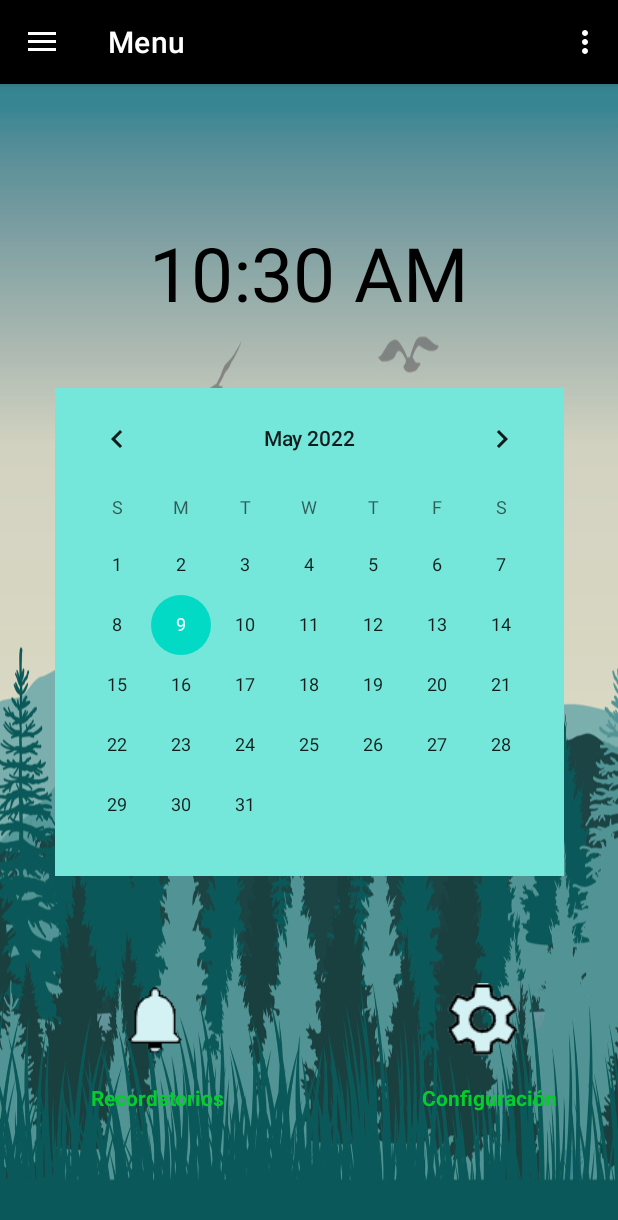
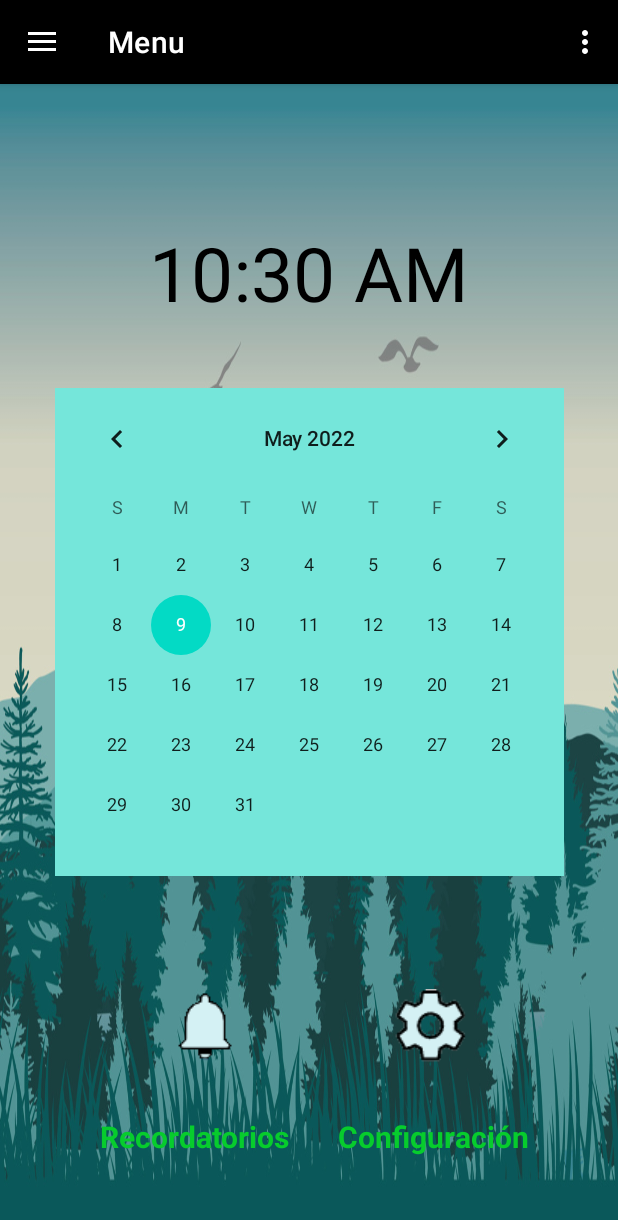
Before and after one commit to shekka12/AwichuPilfrut, an Android app: the screen it shows after launch once a user with an empty profile is signed in (MenuLateralActivity), on a phone screen of 412 x 824 dp. Shown: the top 1220 px of the screen. Run offline under Robolectric (Android 15) with nearby library versions, the light colour scheme and no system bars; our stand-ins replace Firebase (no records; nobody signed in at launch, a user with empty details on screens opened directly), navigation-ui.

Commit message:
se corrigio el formato de hora y demas bugs

```diff
--- a/app/src/main/java/com/umss/awichu/menuLateral/ui/recordatorios/DatePickerFragment.kt
+++ b/app/src/main/java/com/umss/awichu/menuLateral/ui/recordatorios/DatePickerFragment.kt
@@ -26,7 +26,7 @@ class DatePickerFragment (val listener: (day:Int, month:Int, year:Int) -> Unit):
 
         val picker = DatePickerDialog(activity as Context, this, year, month, day)
 
-        c.set(Calendar.YEAR, year - 10)
+        c.set(Calendar.YEAR, year)
         picker.datePicker.minDate = c.timeInMillis
         //c.set(Calendar.YEAR, year + 80) //Limite maximo para el datePicker
         //picker.datePicker.maxDate = c.timeInMillis
--- a/app/src/main/java/com/umss/awichu/menuLateral/ui/recordatorios/Note.kt
+++ b/app/src/main/java/com/umss/awichu/menuLateral/ui/recordatorios/Note.kt
@@ -7,4 +7,7 @@ data class Note(
     val hora: String = "",
     val nombre: String = ""
 
+
+
+
 )
--- a/app/src/main/java/com/umss/awichu/menuLateral/ui/recordatorios/NoteDao.kt
+++ b/app/src/main/java/com/umss/awichu/menuLateral/ui/recordatorios/NoteDao.kt
@@ -1,7 +1,10 @@
 package com.umss.awichu.menuLateral.ui.recordatorios
 
+import com.google.android.gms.tasks.Task
 import com.google.firebase.auth.ktx.auth
+import com.google.firebase.database.DataSnapshot
 import com.google.firebase.database.FirebaseDatabase
+import com.google.firebase.firestore.DocumentSnapshot
 import com.google.firebase.firestore.FirebaseFirestore
 import com.google.firebase.ktx.Firebase
 
--- a/app/src/main/java/com/umss/awichu/menuLateral/ui/recordatorios/TimePickerFragment.kt
+++ b/app/src/main/java/com/umss/awichu/menuLateral/ui/recordatorios/TimePickerFragment.kt
@@ -6,6 +6,8 @@ import android.content.Context
 import android.os.Bundle
 import android.widget.TimePicker
 import androidx.fragment.app.DialogFragment
+import java.text.SimpleDateFormat
+import java.time.format.DateTimeFormatter
 import java.util.*
 
 class TimePickerFragment (val listener:(String) -> Unit) : DialogFragment(),
@@ -17,6 +19,7 @@ class TimePickerFragment (val listener:(String) -> Unit) : DialogFragment(),
         val hour = c.get(Calendar.HOUR_OF_DAY)
         val minute = c.get(Calendar.MINUTE)
         val pickerTime = TimePickerDialog(activity as Context, this, hour, minute, true)
+
         return pickerTime
     }
 
--- a/app/src/main/java/com/umss/awichu/presentation/authentification/passwordRecover/view/PasswordRecoverActivity.kt
+++ b/app/src/main/java/com/umss/awichu/presentation/authentification/passwordRecover/view/PasswordRecoverActivity.kt
@@ -47,7 +47,7 @@ class PasswordRecoverActivity : BaseActivity(), passwordRecoverContract.Password
     }
 
     override fun recoverPassword() {
-        val email = etx_recoverPassword.text.trim().toString()
+        val email = etx_recoverPassword.text?.trim().toString() //de .text a .text?
         if (!email.isEmpty()){
             presenter.sendPasswordRecover(email, this)
         }else{
--- a/app/src/main/res/layout/activity_main.xml
+++ b/app/src/main/res/layout/activity_main.xml
@@ -51,7 +51,6 @@
 			app:layout_constraintStart_toStartOf="parent"
 			android:layout_marginTop="16dp" app:layout_constraintEnd_toEndOf="parent"
 			android:layout_marginStart="40dp" android:layout_marginEnd="40dp">
-			>
 
 			<com.google.android.material.textfield.TextInputEditText
 				android:layout_width="match_parent"
--- a/app/src/main/res/layout/fragment_boton_recordatorios.xml
+++ b/app/src/main/res/layout/fragment_boton_recordatorios.xml
@@ -35,10 +35,11 @@
                 android:layout_marginEnd="32dp"/>
 
     <androidx.recyclerview.widget.RecyclerView
-            android:id="@+id/recyclerViewNote"
+            android:id="@+id/recycler_View"
             android:layout_width="match_parent"
             android:layout_height="match_parent"
-            android:background="@color/white"
+            android:background="#75E6DA"
+
 
             app:layout_constraintLeft_toLeftOf="parent"
             app:layout_constraintRight_toRightOf="parent"
--- a/app/src/main/res/layout/fragment_home.xml
+++ b/app/src/main/res/layout/fragment_home.xml
@@ -41,8 +41,8 @@
             app:layout_constraintTop_toBottomOf="@+id/simpleDigitalClock" app:layout_constraintVertical_bias="0.154"/>
     <ImageButton
             android:src="@drawable/botonconfiguracion1"
-            android:layout_width="wrap_content"
-            android:layout_height="wrap_content"
+            android:layout_width="100dp"
+            android:layout_height="100dp"
             android:id="@+id/imageButton"
             app:layout_constraintBottom_toBottomOf="parent"
             app:layout_constraintEnd_toEndOf="parent"
@@ -50,23 +50,35 @@
             app:layout_constraintTop_toBottomOf="@+id/calendarView"
             app:layout_constraintHorizontal_bias="0.821"
             app:layout_constraintVertical_bias="0.377"
-            tools:ignore="SpeakableTextPresentCheck,SpeakableTextPresentCheck" android:background="#00A3EBB1"/>
+            tools:ignore="SpeakableTextPresentCheck,SpeakableTextPresentCheck" android:background="#00A3EBB1"
+            android:layout_marginEnd="32dp" android:layout_marginStart="32dp" android:layout_marginTop="16dp"
+            android:layout_marginBottom="32dp"/>
     <ImageButton
             android:src="@drawable/botonrecordatorio2"
-            android:layout_width="wrap_content"
-            android:layout_height="wrap_content" android:id="@+id/imageButton2"
-            app:layout_constraintBottom_toBottomOf="parent" app:layout_constraintStart_toStartOf="parent"
-            app:layout_constraintEnd_toEndOf="parent" app:layout_constraintTop_toBottomOf="@+id/calendarView"
-            app:layout_constraintHorizontal_bias="0.216" app:layout_constraintVertical_bias="0.377"
-            tools:ignore="SpeakableTextPresentCheck,TouchTargetSizeCheck" android:background="#00A3EBB1"/>
+            android:layout_width="100dp"
+            android:layout_height="100dp"
+            android:id="@+id/imageButton2"
+            app:layout_constraintBottom_toBottomOf="parent"
+            app:layout_constraintStart_toStartOf="parent"
+            app:layout_constraintEnd_toEndOf="parent"
+            app:layout_constraintTop_toBottomOf="@+id/calendarView"
+            app:layout_constraintHorizontal_bias="0.216"
+            app:layout_constraintVertical_bias="0.377"
+            tools:ignore="SpeakableTextPresentCheck,TouchTargetSizeCheck"
+            android:background="#00A3EBB1" android:layout_marginStart="32dp" android:layout_marginEnd="32dp"
+            android:layout_marginTop="16dp" android:layout_marginBottom="32dp"/>
     <TextView
             android:text="Recordatorios"
             android:layout_width="wrap_content"
-            android:layout_height="wrap_content" android:id="@+id/textView13"
+            android:layout_height="wrap_content"
+            android:id="@+id/textView13"
+            android:textSize="20dp"
             app:layout_constraintTop_toBottomOf="@+id/imageButton2"
-            app:layout_constraintBottom_toBottomOf="parent" app:layout_constraintEnd_toEndOf="parent"
-            app:layout_constraintStart_toStartOf="parent" app:layout_constraintHorizontal_bias="0.187"
-            app:layout_constraintVertical_bias="0.157"
+            app:layout_constraintBottom_toBottomOf="parent"
+            app:layout_constraintEnd_toEndOf="parent"
+            app:layout_constraintStart_toStartOf="parent"
+            app:layout_constraintHorizontal_bias="0.234"
+            app:layout_constraintVertical_bias="0.152"
 
             android:textColor="#07CC2D"
             android:textStyle="bold"
@@ -74,10 +86,15 @@
     <TextView
             android:text="Configuración"
             android:layout_width="wrap_content"
-            android:layout_height="wrap_content" android:id="@+id/textView14"
-            app:layout_constraintBottom_toBottomOf="parent" app:layout_constraintStart_toStartOf="parent"
-            app:layout_constraintEnd_toEndOf="parent" app:layout_constraintHorizontal_bias="0.874"
-            app:layout_constraintTop_toBottomOf="@+id/imageButton" app:layout_constraintVertical_bias="0.157"
+            android:layout_height="wrap_content"
+            android:id="@+id/textView14"
+            android:textSize="20dp"
+            app:layout_constraintBottom_toBottomOf="parent"
+            app:layout_constraintStart_toStartOf="parent"
+            app:layout_constraintEnd_toEndOf="parent"
+            app:layout_constraintHorizontal_bias="0.791"
+            app:layout_constraintTop_toBottomOf="@+id/imageButton"
+            app:layout_constraintVertical_bias="0.152"
             android:textColor="#07CC2D"
             android:textStyle="bold"/>
 
--- a/app/src/main/res/menu/menu_lateral.xml
+++ b/app/src/main/res/menu/menu_lateral.xml
@@ -1,5 +1,6 @@
 <?xml version="1.0" encoding="utf-8"?>
 <menu xmlns:android="http://schemas.android.com/apk/res/android"
+
       xmlns:app="http://schemas.android.com/apk/res-auto">
     <item
         android:title="Cerrar Sesion"
--- a/build.gradle
+++ b/build.gradle
@@ -4,6 +4,7 @@ apply plugin: 'kotlin-android-extensions'
 
 
 buildscript {
+    //ext.realm_version = '10.10.1' //Para mostrar cardview
     repositories {
         google()
         mavenCentral()
@@ -13,6 +14,8 @@ buildscript {
         classpath "com.android.tools.build:gradle:7.0.0"
         classpath 'org.jetbrains.kotlin:kotlin-gradle-plugin:1.6.20'
         classpath 'com.google.gms:google-services:4.3.10'
+
+        classpath 'io.realm:realm-gradle-plugin:10.10.0' //para ver notas
 
 
         // NOTE: Do not place your application dependencies here; they belong
```
Also changed, not shown: app/src/main/java/com/umss/awichu/botonesInferiores/BotonRecordatorios.kt (+8 -5 lines), app/src/main/java/com/umss/awichu/menuLateral/ui/recordatorios/RVAdaptor.kt (+18 -13 lines), app/src/main/java/com/umss/awichu/menuLateral/ui/recordatorios/RemainActivity.kt (+35 -10 lines), app/src/main/res/layout/activity_password_recover.xml (+23 -10 lines), app/src/main/res/layout/activity_register.xml (+15 -17 lines), app/src/main/res/layout/activity_remain.xml (+56 -31 lines), app/src/main/res/layout/cardview.xml (added, +63 -0 lines), app/src/main/res/layout/nav_header_menu_lateral.xml (+7 -4 lines).
